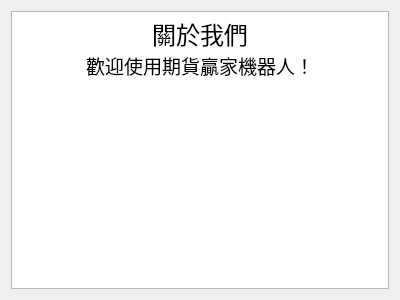
Qt form AboutUS.ui (allen93075/Winner) before a commit.
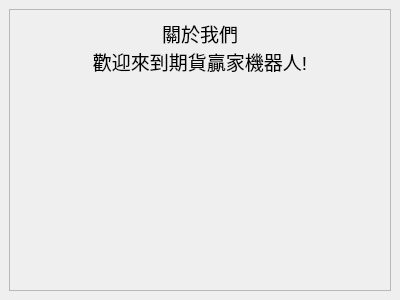
The same form after that commit.

Commit message: menu修改, "設置"按鈕內新增"關於我們","關於Multicharts"

```diff
--- a/AboutUS.ui
+++ b/AboutUS.ui
@@ -1,7 +1,7 @@
 <?xml version="1.0" encoding="UTF-8"?>
 <ui version="4.0">
- <class>Form</class>
- <widget class="QWidget" name="Form">
+ <class>MainWindow</class>
+ <widget class="QMainWindow" name="MainWindow">
   <property name="geometry">
    <rect>
     <x>0</x>
@@ -13,21 +13,42 @@
   <property name="windowTitle">
    <string>Form</string>
   </property>
+  <widget class="QWidget" name="centralwidget">
   <layout class="QGridLayout" name="gridLayout">
    <item row="0" column="0">
-    <widget class="QTextEdit" name="textEdit">
-     <property name="html">
-      <string>&lt;!DOCTYPE HTML PUBLIC &quot;-//W3C//DTD HTML 4.0//EN&quot; &quot;http://www.w3.org/TR/REC-html40/strict.dtd&quot;&gt;
-&lt;html&gt;&lt;head&gt;&lt;meta name=&quot;qrichtext&quot; content=&quot;1&quot; /&gt;&lt;style type=&quot;text/css&quot;&gt;
-p, li { white-space: pre-wrap; }
-&lt;/style&gt;&lt;/head&gt;&lt;body style=&quot; font-family:'.AppleSystemUIFont'; font-size:13pt; font-weight:400; font-style:normal;&quot;&gt;
-&lt;p align=&quot;center&quot; style=&quot; margin-top:0px; margin-bottom:0px; margin-left:0px; margin-right:0px; -qt-block-indent:0; text-indent:0px;&quot;&gt;&lt;span style=&quot; font-size:18pt;&quot;&gt;關於我們&lt;/span&gt;&lt;/p&gt;
-&lt;p align=&quot;center&quot; style=&quot; margin-top:0px; margin-bottom:0px; margin-left:0px; margin-right:0px; -qt-block-indent:0; text-indent:0px;&quot;&gt;&lt;span style=&quot; font-size:14pt;&quot;&gt;歡迎使用期貨贏家機器人！&lt;/span&gt;&lt;/p&gt;
-&lt;p align=&quot;center&quot; style=&quot;-qt-paragraph-type:empty; margin-top:0px; margin-bottom:0px; margin-left:0px; margin-right:0px; -qt-block-indent:0; text-indent:0px;&quot;&gt;&lt;br /&gt;&lt;/p&gt;&lt;/body&gt;&lt;/html&gt;</string>
-     </property>
+     <widget class="QFrame" name="frame">
+      <property name="frameShape">
+       <enum>QFrame::StyledPanel</enum>
+      </property>
+      <property name="frameShadow">
+       <enum>QFrame::Raised</enum>
+      </property>
+      <property name="lineWidth">
+       <number>0</number>
+      </property>
+      <layout class="QGridLayout" name="gridLayout_2">
+       <item row="0" column="0">
+        <widget class="QLabel" name="label">
+         <property name="font">
+          <font>
+           <pointsize>14</pointsize>
+          </font>
+         </property>
+         <property name="text">
+          <string>關於我們
+歡迎來到期貨贏家機器人!
+</string>
+         </property>
+         <property name="alignment">
+          <set>Qt::AlignHCenter|Qt::AlignTop</set>
+         </property>
     </widget>
    </item>
   </layout>
+     </widget>
+    </item>
+   </layout>
+  </widget>
  </widget>
  <resources/>
  <connections/>
```
Left out of the diff: 2 changed lines with no effect on the pictures. Lines whose indentation alone changed are shown as unchanged. The commit also changes 3 other files.
